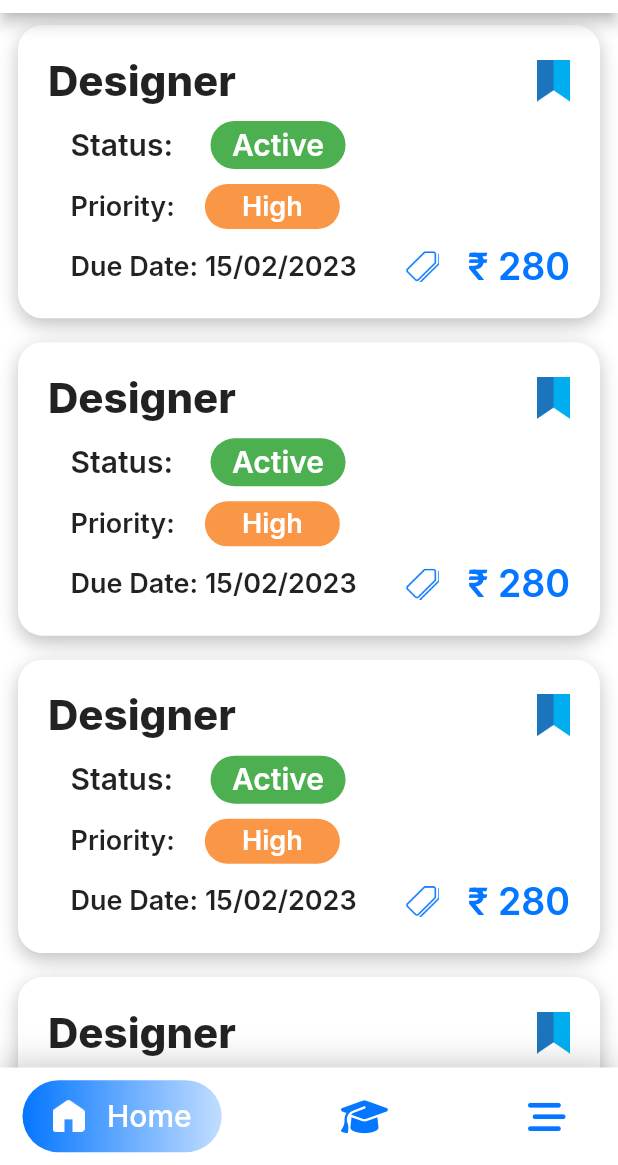
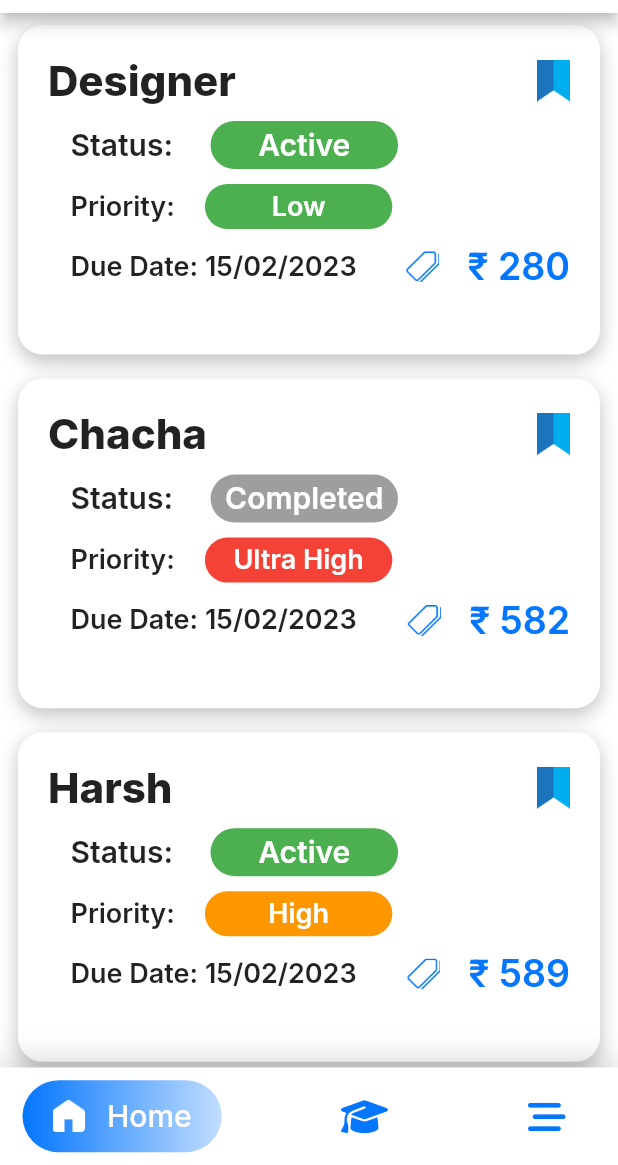
Before and after one commit to BlockchainResearchLab/AroundU, a Flutter app: the screen it shows after launch, on a phone screen of 412 x 824 dp, the part 71-1236 px from its top. Run offline on Flutter 3.47's test engine with Material 2 defaults, Android fonts, the phone set to English and light mode, and no system bars; drawn by our look-alikes of custom_refresh_indicator, google_nav_bar; our stand-ins replace chips_choice_null_safety, flutter_otp_text_field, font_awesome_flutter, google_fonts, smooth_page_indicator, video_player.

Commit message:
ENUMS of STATUS & PRIORITY ADDED for mapping their colors & dynamically generate the JOB CARDS

```diff
--- a/lib/workers/workers_feed.dart
+++ b/lib/workers/workers_feed.dart
@@ -2,6 +2,17 @@ import 'package:flutter/material.dart';
 import 'package:google_fonts/google_fonts.dart';
 import 'package:custom_refresh_indicator/custom_refresh_indicator.dart';
 import '../constants/constants.dart';
+
+
+// ENUMS FOR STATUS & PRIORITY
+
+enum Status{
+  ACTIVE,INACTIVE,COMPLETED
+}
+
+enum Priority{
+  ULTRA_HIGH,HIGH,MEDIUM,LOW
+}
 
 class WorkersFeedPage extends StatefulWidget {
   const WorkersFeedPage({Key? key}) : super(key: key);
@@ -15,7 +26,7 @@ class _WorkersFeedPageState extends State<WorkersFeedPage> {
   Widget build(BuildContext context) {
     return CustomRefreshIndicator(
       onRefresh: () {
-        return Future.delayed(const Duration(seconds: 2));
+        return Future.delayed(const Duration(seconds: 2),);
       },
       builder: MaterialIndicatorDelegate(
         backgroundColor: AppTheme.primaryColor,
@@ -34,24 +45,18 @@ class _WorkersFeedPageState extends State<WorkersFeedPage> {
           // ),
           child: ListView(
             children: const [
-              JobFeedCard(),
-              JobFeedCard(),
-              JobFeedCard(),
-              JobFeedCard(),
-              JobFeedCard(),
-              JobFeedCard(),
-              JobFeedCard(),
-              JobFeedCard(),
-              JobFeedCard(),
-              JobFeedCard(),
-              JobFeedCard(),
-              JobFeedCard(),
-              JobFeedCard(),
-              JobFeedCard(),
-              JobFeedCard(),
-              JobFeedCard(),
-              JobFeedCard(),
-              JobFeedCard(),
+              JobFeedCard(heading: "Designer", status: Status.ACTIVE, priority: Priority.LOW, date: "15/02/2023", price: "280"),
+              JobFeedCard(heading: "Chacha", status: Status.COMPLETED, priority: Priority.ULTRA_HIGH, date: "15/02/2023", price: "582"),
+              JobFeedCard(heading: "Harsh", status: Status.ACTIVE, priority: Priority.HIGH, date: "15/02/2023", price: "589"),
+              JobFeedCard(heading: "Pankha", status: Status.INACTIVE, priority: Priority.MEDIUM, date: "18/01/2023", price: "456"),
+              JobFeedCard(heading: "Cooler", status: Status.ACTIVE, priority: Priority.ULTRA_HIGH, date: "17/02/2023", price: "123"),
+              JobFeedCard(heading: "Desi", status: Status.COMPLETED, priority: Priority.LOW, date: "15/02/2023", price: "258"),
+              JobFeedCard(heading: "Janmejay", status: Status.ACTIVE, priority: Priority.MEDIUM, date: "15/01/2023", price: "742"),
+              JobFeedCard(heading: "Aadarsh", status: Status.INACTIVE, priority: Priority.LOW, date: "15/02/2023", price: "985"),
+              JobFeedCard(heading: "Developer", status: Status.COMPLETED, priority: Priority.HIGH, date: "15/12/2023", price: "321"),
+              JobFeedCard(heading: "Backend", status: Status.INACTIVE, priority: Priority.LOW, date: "15/05/2023", price: "587"),
+              JobFeedCard(heading: "OOPS", status: Status.ACTIVE, priority: Priority.ULTRA_HIGH, date: "15/09/2023", price: "458"),
+              JobFeedCard(heading: "TESTING", status: Status.ACTIVE, priority: Priority.MEDIUM, date: "15/07/2023", price: "652"),
             ],
           ),
         ),
@@ -61,9 +66,14 @@ class _WorkersFeedPageState extends State<WorkersFeedPage> {
 }
 
 class JobFeedCard extends StatefulWidget {
-  const JobFeedCard({Key? key}) : super(key: key);
+  const JobFeedCard({Key? key, required this.heading, required this.status, required this.priority, required this.date, required this.price}) : super(key: key);
 
-  // final String heading;
+  final String heading;
+  final Status status;
+  final Priority priority;
+  final String date;
+  final String price;
+
 
   @override
   State<JobFeedCard> createState() => _JobFeedCardState();
@@ -74,11 +84,54 @@ class _JobFeedCardState extends State<JobFeedCard> {
   Widget build(BuildContext context) {
     double baseWidth = 375;
     double fem = MediaQuery.of(context).size.width / baseWidth;
+    String? _status;
+    Color? statusColor;
+    String? _priority;
+    Color? priorityColor;
+    switch(widget.status){
+      case Status.ACTIVE : setState(() {
+        _status = "Active";
+        statusColor = Colors.green;
+      });
+      break;
+      case Status.COMPLETED : setState(() {
+        _status = "Completed";
+        statusColor = Colors.grey;
+      });
+      break;
+      case Status.INACTIVE : setState(() {
+        _status = "Inactive";
+        statusColor = Colors.orange;
+      });
+      break;
+    };
+    switch(widget.priority){
+      case Priority.LOW : setState(() {
+        _priority = "Low";
+        priorityColor = Colors.green;
+      });
+      break;
+      case Priority.MEDIUM : setState(() {
+        _priority = "Medium";
+        priorityColor = Colors.yellow;
+      });
+      break;
+      case Priority.HIGH : setState(() {
+        _priority = "High";
+        priorityColor = Colors.orange;
+      });
+      break;
+      case Priority.ULTRA_HIGH : setState(() {
+        _priority = "Ultra High";
+        priorityColor = Colors.red;
+      });
+      break;
+    }
     return Padding(
       padding: const EdgeInsets.symmetric(vertical: 8.0,horizontal: 12),
       child: SizedBox(
         width: 328 * fem,
-        height: 178 * fem,
+        height: 200 * fem,
         child: Container(
           decoration: BoxDecoration(
             borderRadius: BorderRadius.circular(15 * fem),
@@ -100,7 +153,7 @@ class _JobFeedCardState extends State<JobFeedCard> {
                   mainAxisAlignment: MainAxisAlignment.spaceBetween,
                   children: [
                     Text(
-                      "Designer",
+                      widget.heading,
                       style: GoogleFonts.inter(
                           fontSize: 28, fontWeight: FontWeight.w800),
                     ),
@@ -130,17 +183,17 @@ class _JobFeedCardState extends State<JobFeedCard> {
                             width: 20,
                           ),
                           Container(
-                            width: 90,
+                            width: 125,
                             decoration: BoxDecoration(
                               borderRadius: BorderRadius.circular(25),
-                              color: Colors.green,
+                              color: statusColor,
                             ),
                             child: Center(
                               child: Padding(
                                 padding: const EdgeInsets.symmetric(
                                     horizontal: 8.0, vertical: 4),
                                 child: Text(
-                                  "Active",
+                                  _status!,
                                   style: GoogleFonts.inter(
                                     color: Colors.white,
                                     fontSize: 20,
@@ -168,17 +221,17 @@ class _JobFeedCardState extends State<JobFeedCard> {
                             width: 20,
                           ),
                           Container(
-                            width: 90,
+                            width: 125,
                             decoration: BoxDecoration(
                               borderRadius: BorderRadius.circular(25),
-                              color: const Color(0xfff99746),
+                              color: priorityColor,
                             ),
                             child: Center(
                               child: Padding(
                                 padding: const EdgeInsets.symmetric(
                                     horizontal: 8.0, vertical: 4),
                                 child: Text(
-                                  "High",
+                                  _priority!,
                                   style: GoogleFonts.inter(
                                     color: Colors.white,
                                     fontSize: 18,
@@ -199,14 +252,13 @@ class _JobFeedCardState extends State<JobFeedCard> {
                     mainAxisAlignment: MainAxisAlignment.spaceBetween,
                     children: [
                       Text(
-                        "Due Date: 15/02/2023",
+                        "Due Date: ${widget.date}", // DATE
                         style: GoogleFonts.inter(
                           fontSize: 18.0,
                           fontWeight: FontWeight.w600,
                         ),
                       ),
-                      Container(
-                        child: Row(
+                      Row(
                         mainAxisAlignment: MainAxisAlignment.spaceBetween,
                         children: [
                           Image.asset(
@@ -214,7 +266,7 @@ class _JobFeedCardState extends State<JobFeedCard> {
                             scale: 4,
                           ),
                           Text(
-                              "   ₹ 280",
+                            "   ₹ ${widget.price}", // PRICE
                             style: GoogleFonts.inter(
                               color: AppTheme.primaryColor,
                               fontSize: 25.0,
@@ -222,7 +274,6 @@ class _JobFeedCardState extends State<JobFeedCard> {
                             ),
                           ),
                         ],
-                        ),
                       )
                     ],
                   ),
```
Also changed, not shown: lib/constants/constants.dart (line endings or trailing spaces). Lines whose indentation alone changed are shown as unchanged.
